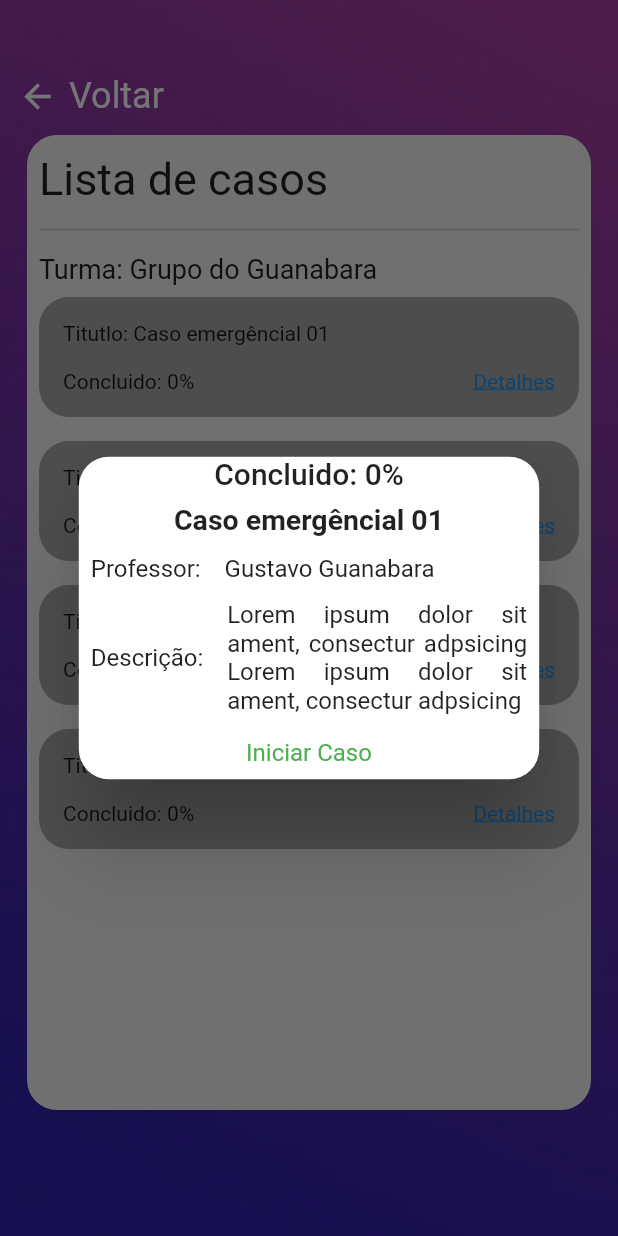
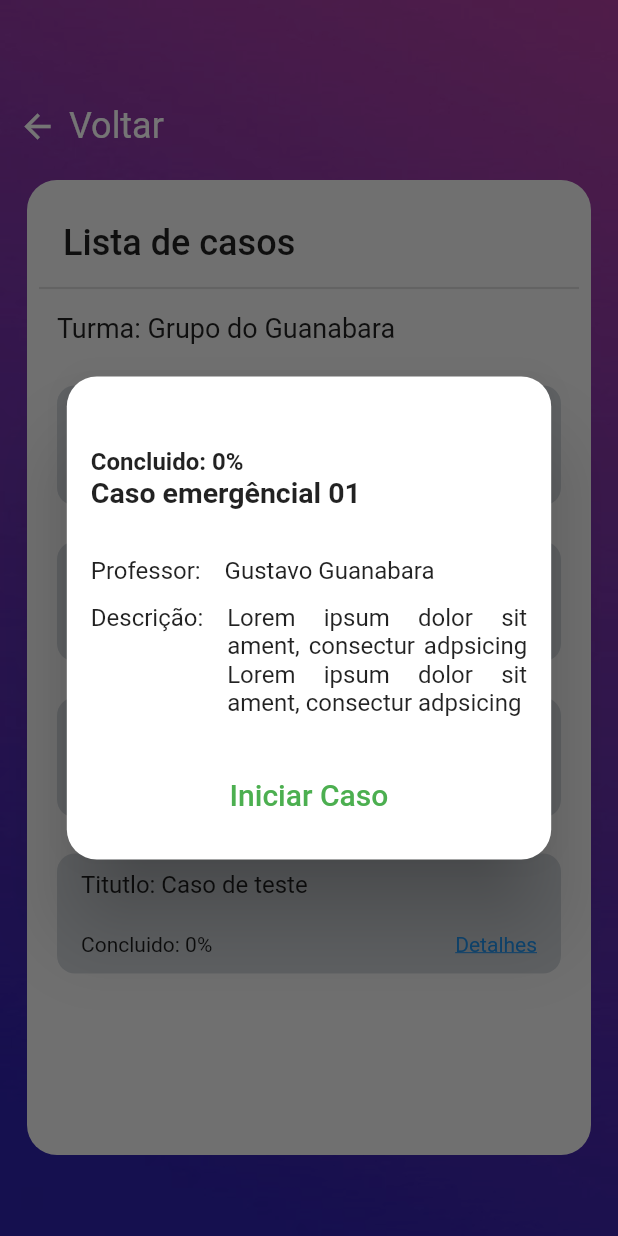
Before and after one commit to NunoObjr/diagnosticus, a Flutter app: the CasesPage screen opened by its route, after a tap on "Detalhes", on a phone screen of 412 x 824 dp. Run offline on Flutter 3.47's test engine with Material 2 defaults, Android fonts, the light colour scheme and no system bars; our stand-ins replace dio, get.

Commit message:
feat: ajustando espaçamento das telas

```diff
--- a/lib/modules/cases/presenter/cases_page.dart
+++ b/lib/modules/cases/presenter/cases_page.dart
@@ -20,7 +20,7 @@ class CasesPage extends GetView<CasesController> {
           ),
           Positioned(
             left: 12,
-            top: 50,
+            top: 70,
             child: InkWell(
               onTap: () {
                 Get.back();
@@ -44,7 +44,7 @@ class CasesPage extends GetView<CasesController> {
             ),
           ),
           Positioned(
-            top: 90,
+            top: 120,
             left: 18.0,
             right: 18.0,
             child: Container(
@@ -61,12 +61,13 @@ class CasesPage extends GetView<CasesController> {
                     height: 12,
                   ),
                   Padding(
-                    padding: const EdgeInsets.only(
-                      left: 8.0,
-                    ),
+                    padding: const EdgeInsets.only(left: 24, top: 16),
                     child: Text(
                       'Lista de casos',
-                      style: TextStyle(fontSize: 30),
+                      style: TextStyle(
+                        fontSize: 24,
+                        fontWeight: FontWeight.w500,
+                      ),
                     ),
                   ),
                   SizedBox(
@@ -97,13 +98,14 @@ class _ShowCases extends StatelessWidget {
 
   @override
   Widget build(BuildContext context) {
-    return Column(
+    return Padding(
+      padding: const EdgeInsets.symmetric(horizontal: 12.0),
+      child: Column(
         crossAxisAlignment: CrossAxisAlignment.start,
         children: [
           Padding(
-            padding: const EdgeInsets.only(
-              left: 8.0,
-            ),
+              padding:
+                  const EdgeInsets.only(bottom: 16.0, left: 8.0, right: 8.0),
               child: Text(
                 'Turma: Grupo do Guanabara',
                 style: TextStyle(fontSize: 18),
@@ -127,6 +129,7 @@ class _ShowCases extends StatelessWidget {
             title: 'Caso de teste',
           )
         ],
+      ),
     );
   }
 }
@@ -136,7 +139,9 @@ class _EmptyCases extends StatelessWidget {
 
   @override
   Widget build(BuildContext context) {
-    return Column(
+    return Padding(
+      padding: const EdgeInsets.symmetric(horizontal: 16),
+      child: Column(
         mainAxisAlignment: MainAxisAlignment.center,
         children: [
           SizedBox(
@@ -157,6 +162,7 @@ class _EmptyCases extends StatelessWidget {
                   decoration: TextDecoration.underline,
                   fontSize: 20)),
         ],
+      ),
     );
   }
 }
@@ -178,12 +184,12 @@ class _CaseWidget extends StatelessWidget {
   @override
   Widget build(BuildContext context) {
     return Padding(
-      padding: const EdgeInsets.all(8.0),
+      padding: const EdgeInsets.symmetric(horizontal: 8.0, vertical: 12),
       child: Container(
         height: 80,
         decoration: BoxDecoration(
-          borderRadius: BorderRadius.circular(20),
-          color: Color.fromARGB(255, 168, 168, 168),
+          borderRadius: BorderRadius.circular(12),
+          color: Color(0xFFCFD4D8),
         ),
         child: Center(
           child: Column(
@@ -198,12 +204,12 @@ class _CaseWidget extends StatelessWidget {
                   SizedBox(
                       child: Text(
                     'Titutlo: $title',
-                    style: TextStyle(),
+                    style: TextStyle(fontSize: 16),
                   )),
                 ],
               ),
               SizedBox(
-                height: 16,
+                height: 22,
               ),
               Row(
                 children: [
@@ -215,20 +221,29 @@ class _CaseWidget extends StatelessWidget {
                   InkWell(
                     onTap: () {
                       Get.defaultDialog(
-                          title: 'Concluido: $valueComplete%',
+                          title: '',
                           custom: Icon(Icons.close),
-                          titlePadding: EdgeInsets.all(0),
-                          content: Column(
+                          content: Padding(
+                            padding:
+                                const EdgeInsets.symmetric(horizontal: 8.0),
+                            child: Column(
+                              crossAxisAlignment: CrossAxisAlignment.start,
                               children: [
+                                Text(
+                                  'Concluido: $valueComplete%',
+                                  style: TextStyle(
+                                      fontWeight: FontWeight.bold,
+                                      fontSize: 16),
+                                ),
                                 Text(
                                   title,
                                   style: TextStyle(
-                                    fontWeight: FontWeight.bold, fontSize: 19),
+                                      fontWeight: FontWeight.bold,
+                                      fontSize: 19),
                                 ),
-                              SizedBox(
-                                height: 12,
-                              ),
+                                SizedBox(height: 32),
                                 Row(
+                                  crossAxisAlignment: CrossAxisAlignment.start,
                                   children: [
                                     Text('Professor: '),
                                     SizedBox(
@@ -243,10 +258,9 @@ class _CaseWidget extends StatelessWidget {
                                     ),
                                   ],
                                 ),
-                              SizedBox(
-                                height: 12,
-                              ),
+                                SizedBox(height: 12),
                                 Row(
+                                  crossAxisAlignment: CrossAxisAlignment.start,
                                   children: [
                                     Text('Descrição: '),
                                     SizedBox(
@@ -263,8 +277,12 @@ class _CaseWidget extends StatelessWidget {
                                 )
                               ],
                             ),
+                          ),
                           actions: [
-                            InkWell(
+                            Padding(
+                              padding:
+                                  const EdgeInsets.symmetric(vertical: 24.0),
+                              child: InkWell(
                                 onTap: () {
                                   if (actioncase == 'Iniciar Caso') {
                                     Get.toNamed(DiagnosticusRoutes.simulation);
@@ -272,13 +290,28 @@ class _CaseWidget extends StatelessWidget {
                                 },
                                 child: Text(
                                   actioncase,
-                                style: TextStyle(color: Colors.green),
+                                  style: TextStyle(
+                                    color: Colors.green,
+                                    fontSize: 20,
+                                    fontWeight: FontWeight.w500,
+                                  ),
+                                ),
                               ),
                             ),
                             if (nota)
-                              Text(
+                              Padding(
+                                padding: const EdgeInsets.only(
+                                  top: 24.0,
+                                  left: 16.0,
+                                ),
+                                child: Text(
                                   'Ver nota',
-                                style: TextStyle(color: Colors.blue),
+                                  style: TextStyle(
+                                    color: Colors.blue,
+                                    fontSize: 20,
+                                    fontWeight: FontWeight.w500,
+                                  ),
+                                ),
                               )
                           ]);
                     },
--- a/lib/modules/profile/presenter/profile_page.dart
+++ b/lib/modules/profile/presenter/profile_page.dart
@@ -19,7 +19,7 @@ class ProfilePage extends GetView<ProfileController> {
           ),
           Positioned(
             left: 12,
-            top: 50,
+            top: 70,
             child: InkWell(
               onTap: () {
                 Get.back();
@@ -56,14 +56,17 @@ class ProfilePage extends GetView<ProfileController> {
                   crossAxisAlignment: CrossAxisAlignment.start,
                   children: [
                     Padding(
-                      padding: EdgeInsets.only(left: 18.0, right: 18, top: 8),
+                      padding: EdgeInsets.only(left: 18.0, right: 18, top: 24),
                       child: Text(
                         'Meu perfil - Aluno',
-                        style: TextStyle(fontSize: 28),
+                        style: TextStyle(
+                          fontSize: 28,
+                          fontWeight: FontWeight.w500,
+                        ),
                       ),
                     ),
                     SizedBox(
-                      height: 10,
+                      height: 24,
                     ),
                     Row(
                       mainAxisAlignment: MainAxisAlignment.center,
@@ -72,13 +75,10 @@ class ProfilePage extends GetView<ProfileController> {
                       ],
                     ),
                     SizedBox(
-                      height: 20,
+                      height: 24,
                     ),
                     Padding(
-                      padding: EdgeInsets.only(
-                        left: 18.0,
-                        right: 18,
-                      ),
+                      padding: EdgeInsets.only(left: 18.0, right: 18),
                       child: Column(
                         crossAxisAlignment: CrossAxisAlignment.start,
                         children: [
@@ -97,10 +97,13 @@ class ProfilePage extends GetView<ProfileController> {
                         ],
                       ),
                     ),
-                    Spacer(),
+                    SizedBox(
+                      height: 12,
+                    ),
                     Padding(
-                      padding: const EdgeInsets.only(
-                          left: 18.0, right: 18, bottom: 28),
+                      padding: const EdgeInsets.symmetric(horizontal: 18),
+                      child: InkWell(
+                        onTap: () => {},
                         child: Row(
                           children: [
                             Text(
@@ -114,6 +117,7 @@ class ProfilePage extends GetView<ProfileController> {
                               size: 26,
                             )
                           ],
+                        ),
                       ),
                     )
                   ],
@@ -149,7 +153,7 @@ class _InfoWidget extends StatelessWidget {
           ),
         ),
         SizedBox(
-          height: 20,
+          height: 24,
         ),
       ],
     );
```
Lines whose indentation alone changed are shown as unchanged.
